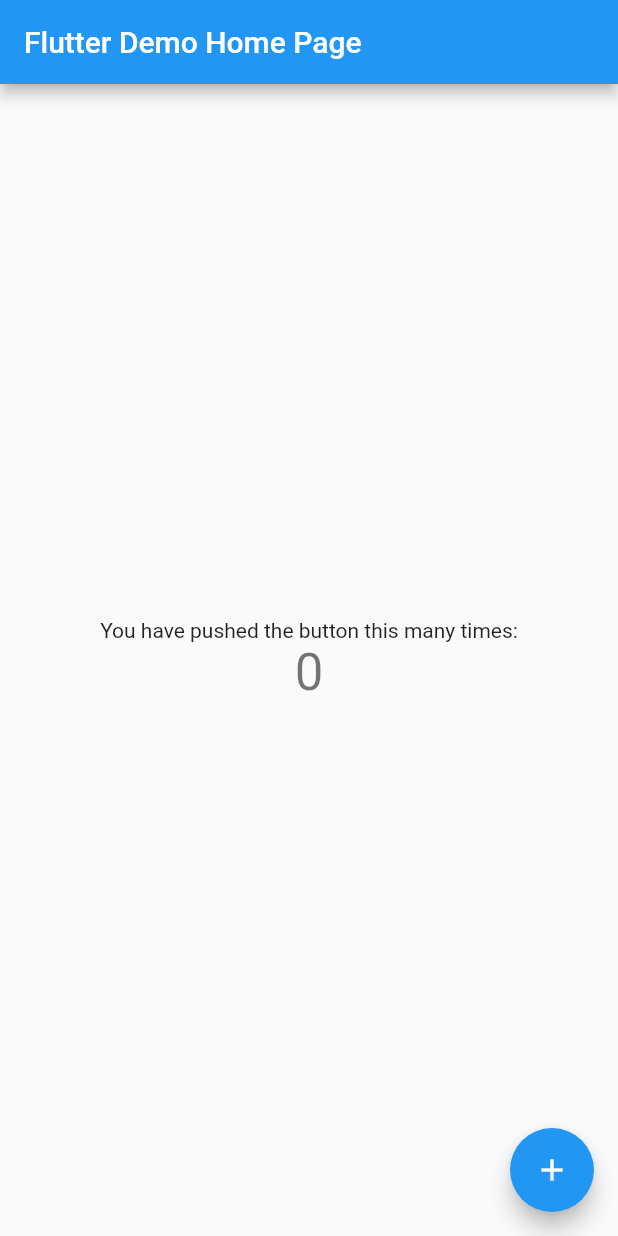
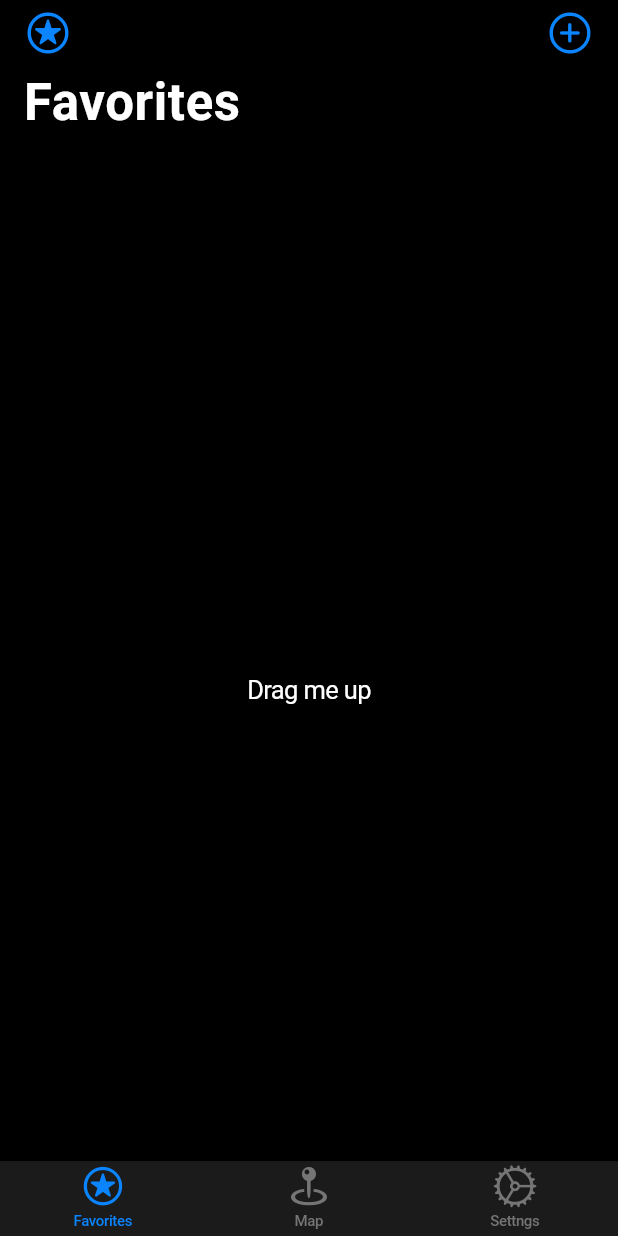
Before and after one commit to armando-mobile-flutter/gio-restaurants, a Flutter app: the screen it shows after launch, on a phone screen of 412 x 824 dp. Run offline on Flutter 3.47's test engine with Material 2 defaults, Android fonts, the phone set to English and light mode, and no system bars.

Commit message:
Add Menu Tab And Favorite Navigation Bar

```diff
--- /dev/null
+++ b/lib/app/main/favorites/screens/favoriteNavigationBar.dart
@@ -0,0 +1,30 @@
+import 'package:flutter/cupertino.dart';
+
+class FavoriteNavigationBar extends StatelessWidget {
+  const FavoriteNavigationBar({super.key});
+
+  @override
+  Widget build(BuildContext context) => CupertinoPageScaffold(
+          child: CustomScrollView(
+        slivers: <Widget>[
+          const CupertinoSliverNavigationBar(
+            leading: Icon(CupertinoIcons.star_circle),
+            largeTitle: Text(
+              'Favorites',
+              textAlign: TextAlign.center,
+            ),
+            trailing: Icon(CupertinoIcons.add_circled),
+          ),
+          SliverFillRemaining(
+              child: Column(
+            mainAxisAlignment: MainAxisAlignment.spaceEvenly,
+            children: const <Widget>[
+              Text(
+                'Drag me up',
+                textAlign: TextAlign.center,
+              )
+            ],
+          ))
+        ],
+      ));
+}
--- /dev/null
+++ b/lib/app/main/favorites/screens/index.dart
@@ -0,0 +1 @@
+export 'package:gio_restaurants/app/main/favorites/screens/favoriteNavigationBar.dart';
--- /dev/null
+++ b/lib/app/main/screens/index.dart
@@ -0,0 +1 @@
+export 'package:gio_restaurants/app/main/screens/tabBar.dart';
--- /dev/null
+++ b/lib/app/main/screens/tabBar.dart
@@ -0,0 +1,25 @@
+import 'package:flutter/cupertino.dart';
+import 'package:gio_restaurants/app/main/favorites/screens/index.dart';
+
+class TabBar extends StatelessWidget {
+  const TabBar({super.key});
+
+  @override
+  Widget build(BuildContext context) => CupertinoTabScaffold(
+      tabBar: CupertinoTabBar(
+        items: const <BottomNavigationBarItem>[
+          BottomNavigationBarItem(
+            icon: Icon(CupertinoIcons.star_circle),
+            label: "Favorites",
+          ),
+          BottomNavigationBarItem(
+              icon: Icon(CupertinoIcons.map_pin_ellipse), label: 'Map'),
+          BottomNavigationBarItem(
+              icon: Icon(CupertinoIcons.settings), label: 'Settngs'),
+        ],
+      ),
+      tabBuilder: ((BuildContext context, int index) => CupertinoTabView(
+          builder: (BuildContext context) => (index == 0)
+              ? const FavoriteNavigationBar()
+              : Center(child: Text('Content of tab $index')))));
+}
--- a/lib/main.dart
+++ b/lib/main.dart
@@ -1,4 +1,5 @@
-import 'package:flutter/material.dart';
+import 'package:flutter/cupertino.dart';
+import 'package:gio_restaurants/app/main/screens/index.dart';
 
 void main() {
   runApp(const MyApp());
@@ -10,106 +11,10 @@
   // This widget is the root of your application.
   @override
   Widget build(BuildContext context) {
-    return MaterialApp(
-      title: 'Flutter Demo',
-      theme: ThemeData(
-        // This is the theme of your application.
-        //
-        // Try running your application with "flutter run". You'll see the
-        // application has a blue toolbar. Then, without quitting the app, try
-        // changing the primarySwatch below to Colors.green and then invoke
-        // "hot reload" (press "r" in the console where you ran "flutter run",
-        // or simply save your changes to "hot reload" in a Flutter IDE).
-        // Notice that the counter didn't reset back to zero; the application
-        // is not restarted.
-        primarySwatch: Colors.blue,
-      ),
-      home: const MyHomePage(title: 'Flutter Demo Home Page'),
+    return const CupertinoApp(
+      debugShowCheckedModeBanner: false,
+      theme: CupertinoThemeData(brightness: Brightness.dark),
+      home: TabBar(),
     );
   }
 }
-
-class MyHomePage extends StatefulWidget {
-  const MyHomePage({super.key, required this.title});
-
-  // This widget is the home page of your application. It is stateful, meaning
-  // that it has a State object (defined below) that contains fields that affect
-  // how it looks.
-
-  // This class is the configuration for the state. It holds the values (in this
-  // case the title) provided by the parent (in this case the App widget) and
-  // used by the build method of the State. Fields in a Widget subclass are
-  // always marked "final".
-
-  final String title;
-
-  @override
-  State<MyHomePage> createState() => _MyHomePageState();
-}
-
-class _MyHomePageState extends State<MyHomePage> {
-  int _counter = 0;
-
-  void _incrementCounter() {
-    setState(() {
-      // This call to setState tells the Flutter framework that something has
-      // changed in this State, which causes it to rerun the build method below
-      // so that the display can reflect the updated values. If we changed
-      // _counter without calling setState(), then the build method would not be
-      // called again, and so nothing would appear to happen.
-      _counter++;
-    });
-  }
-
-  @override
-  Widget build(BuildContext context) {
-    // This method is rerun every time setState is called, for instance as done
-    // by the _incrementCounter method above.
-    //
-    // The Flutter framework has been optimized to make rerunning build methods
-    // fast, so that you can just rebuild anything that needs updating rather
-    // than having to individually change instances of widgets.
-    return Scaffold(
-      appBar: AppBar(
-        // Here we take the value from the MyHomePage object that was created by
-        // the App.build method, and use it to set our appbar title.
-        title: Text(widget.title),
-      ),
-      body: Center(
-        // Center is a layout widget. It takes a single child and positions it
-        // in the middle of the parent.
-        child: Column(
-          // Column is also a layout widget. It takes a list of children and
-          // arranges them vertically. By default, it sizes itself to fit its
-          // children horizontally, and tries to be as tall as its parent.
-          //
-          // Invoke "debug painting" (press "p" in the console, choose the
-          // "Toggle Debug Paint" action from the Flutter Inspector in Android
-          // Studio, or the "Toggle Debug Paint" command in Visual Studio Code)
-          // to see the wireframe for each widget.
-          //
-          // Column has various properties to control how it sizes itself and
-          // how it positions its children. Here we use mainAxisAlignment to
-          // center the children vertically; the main axis here is the vertical
-          // axis because Columns are vertical (the cross axis would be
-          // horizontal).
-          mainAxisAlignment: MainAxisAlignment.center,
-          children: <Widget>[
-            const Text(
-              'You have pushed the button this many times:',
-            ),
-            Text(
-              '$_counter',
-              style: Theme.of(context).textTheme.headline4,
-            ),
-          ],
-        ),
-      ),
-      floatingActionButton: FloatingActionButton(
-        onPressed: _incrementCounter,
-        tooltip: 'Increment',
-        child: const Icon(Icons.add),
-      ), // This trailing comma makes auto-formatting nicer for build methods.
-    );
-  }
-}
```
Also changed, not shown: flutter_01.png (added), flutter_02.png (added).
